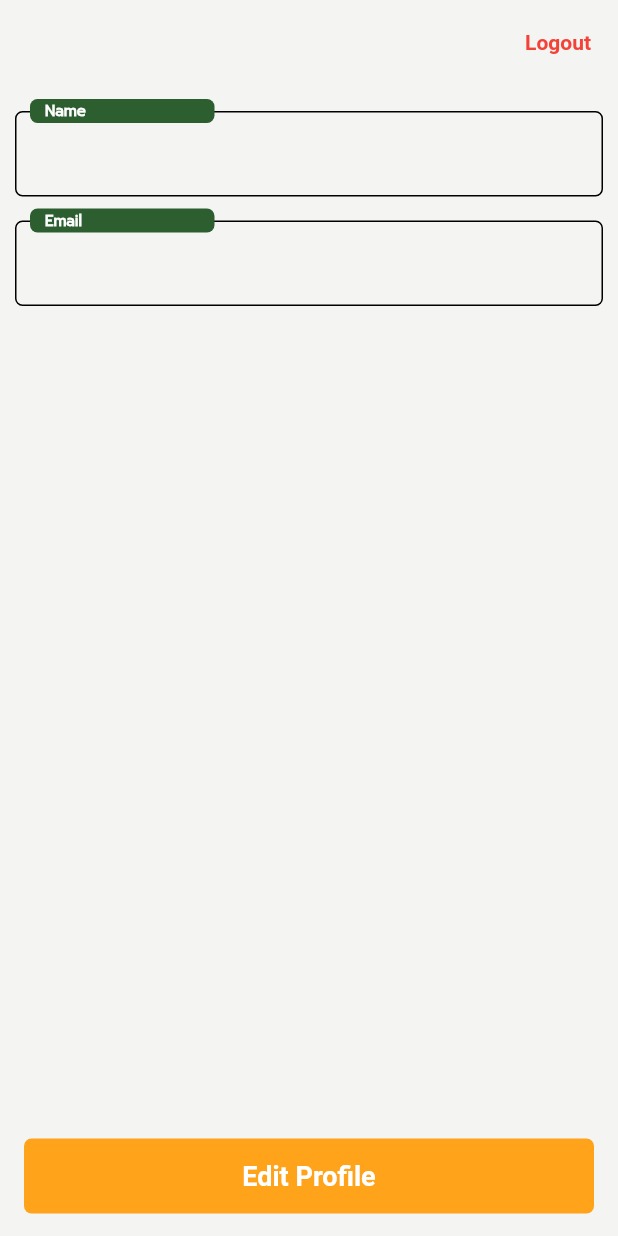
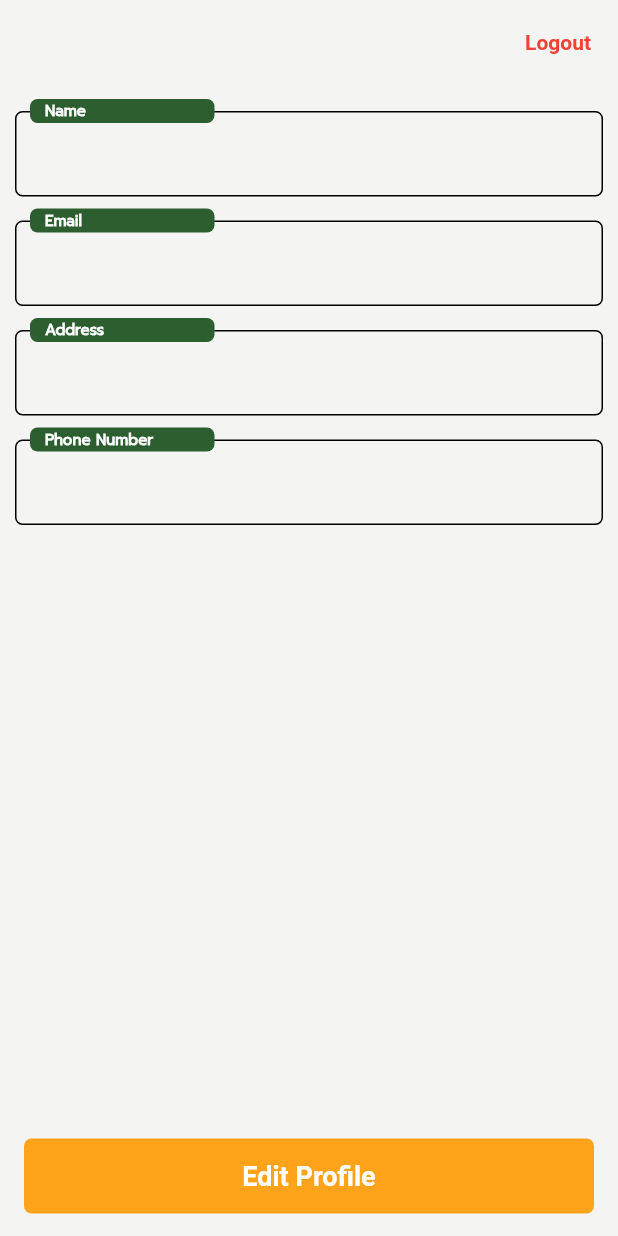
Before and after one commit to mhd-atheel/groceryapp, a Flutter app: the ProfilePage screen opened directly, on a phone screen of 412 x 824 dp. Run offline on Flutter 3.47's test engine with Material 2 defaults, Android fonts, the light colour scheme and no system bars; our stand-ins replace badges, carousel_pro, cloud_firestore, firebase_auth, firebase_core, firebase_storage and 2 more; missing offline and left inert: bottom_bar; accounts and stored records are empty.

Commit message:
last commits- creating Edit Profile and adding more data to firebase and also retrive bfhfgh

```diff
--- a/lib/profilePage.dart
+++ b/lib/profilePage.dart
@@ -26,6 +26,8 @@ class _ProfilePageState extends State<ProfilePage> {
   String imageUrl = '';
   late String name = '';
   late String email= '';
+  late String phone= '';
+  late String address= '';
   @override
   void initState() {
   FirebaseFirestore firestore = FirebaseFirestore.instance;
@@ -36,6 +38,8 @@ class _ProfilePageState extends State<ProfilePage> {
     setState(() {
       name = myData['name'];
       email= myData['email'];
+      phone= myData['phone'];
+      address= myData['address'];
       imageUrl= myData['dowloadurl'];
 
     });
@@ -216,6 +220,134 @@ class _ProfilePageState extends State<ProfilePage> {
                   //<Widget>[]
                 ),
               ),
+              Center(
+                child: Stack(
+                  fit: StackFit.loose,
+                  clipBehavior: Clip.none, // This is what you need.
+                  children:[
+                    Padding(
+                      padding: const EdgeInsets.symmetric(vertical: 8.0 ,horizontal: 10),
+                      child: Container(
+                        width: MediaQuery.of(context).size.width,
+
+                        decoration: BoxDecoration(
+                            border: Border.all(),
+                            borderRadius: BorderRadius.circular(5)
+                        ),
+                        child: Column(
+                          mainAxisAlignment: MainAxisAlignment.center,
+                          children: [
+                            Padding(
+                              padding: const EdgeInsets.symmetric(vertical: 16.0,horizontal: 15),
+                              child: Text(
+                                address.toUpperCase(),
+                                textAlign: TextAlign.center,
+                                style: TextStyle(
+                                  fontWeight: FontWeight.w600,
+                                  fontSize: 15,
+                                  fontFamily: 'Prompt'
+                                ),
+                              ),
+                            ),
+                          ],
+                        ),
+                      ),
+                    ), //Container
+                    Positioned(
+                      top: 0,
+                      left: 20,
+                      child: Container(
+                        width: 123,
+                        height: 16,
+                        decoration: BoxDecoration(
+                            color: Color(0xff2C5E30),
+                            borderRadius: BorderRadius.circular(5)
+                        ),
+                        child: Row(
+                          mainAxisAlignment: MainAxisAlignment.start,
+                          children: [
+                            SizedBox(width: 10,),
+                            Text(
+                              'Address',style: TextStyle(
+                                color: Colors.white,
+                                fontSize: 10,
+                                fontWeight: FontWeight.bold,
+                                fontFamily: "Prompt"
+                            ),
+                            ),
+                          ],
+                        ),
+                      ),
+                    ), //Container
+                    //Container
+                  ],
+                  //<Widget>[]
+                ),
+              ),
+              Center(
+                child: Stack(
+                  fit: StackFit.loose,
+                  clipBehavior: Clip.none, // This is what you need.
+                  children:[
+                    Padding(
+                      padding: const EdgeInsets.symmetric(vertical: 8.0 ,horizontal: 10),
+                      child: Container(
+                        width: MediaQuery.of(context).size.width,
+
+                        decoration: BoxDecoration(
+                            border: Border.all(),
+                            borderRadius: BorderRadius.circular(5)
+                        ),
+                        child: Column(
+                          mainAxisAlignment: MainAxisAlignment.center,
+                          children: [
+                            Padding(
+                              padding: const EdgeInsets.symmetric(vertical: 16.0,horizontal: 15),
+                              child: Text(
+                                phone.toUpperCase(),
+                                textAlign: TextAlign.center,
+                                style: TextStyle(
+                                  fontWeight: FontWeight.w600,
+                                  fontSize: 15,
+                                  fontFamily: 'Prompt'
+                                ),
+                              ),
+                            ),
+                          ],
+                        ),
+                      ),
+                    ), //Container
+                    Positioned(
+                      top: 0,
+                      left: 20,
+                      child: Container(
+                        width: 123,
+                        height: 16,
+                        decoration: BoxDecoration(
+                            color: Color(0xff2C5E30),
+                            borderRadius: BorderRadius.circular(5)
+                        ),
+                        child: Row(
+                          mainAxisAlignment: MainAxisAlignment.start,
+                          children: [
+                            SizedBox(width: 10,),
+                            Text(
+                              'Phone Number',style: TextStyle(
+                                color: Colors.white,
+                                fontSize: 10,
+                                fontWeight: FontWeight.bold,
+                                fontFamily: "Prompt"
+                            ),
+                            ),
+                          ],
+                        ),
+                      ),
+                    ), //Container
+                    //Container
+                  ],
+                  //<Widget>[]
+                ),
+              ),
             ],
           ),
           Column(
```
